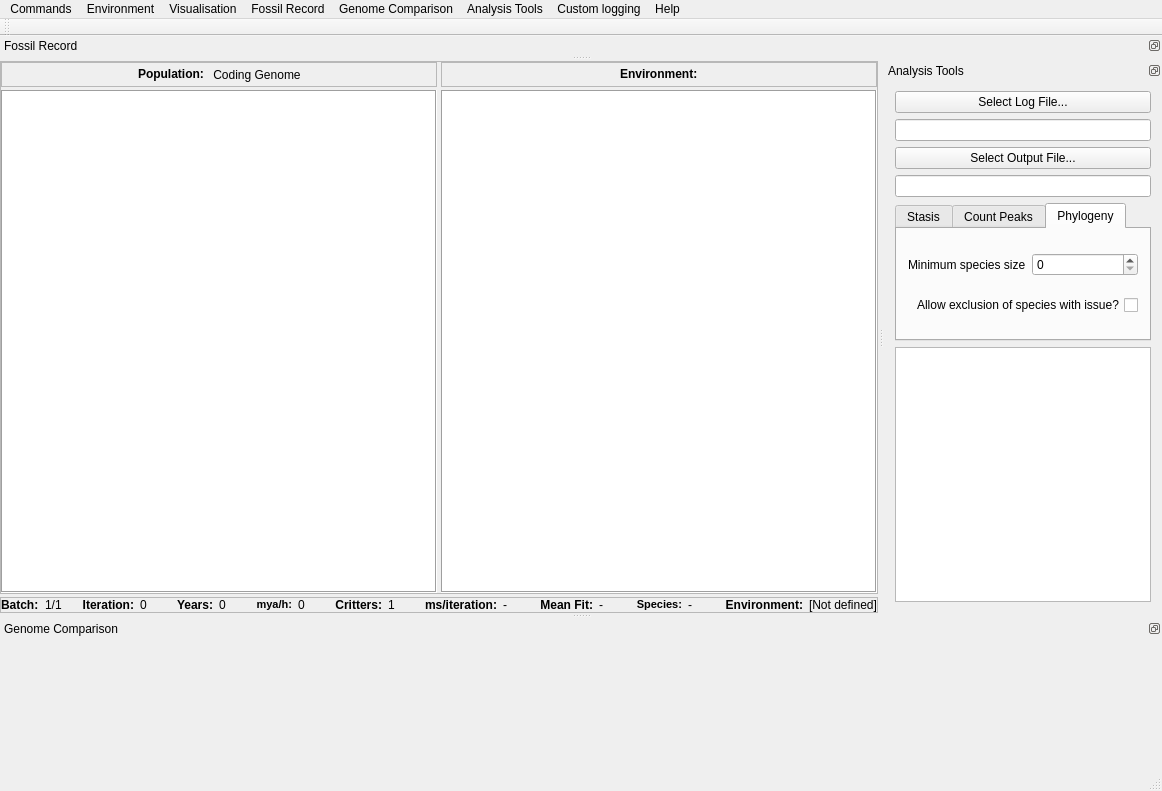
Old version of the form mainwindow.ui in the repository marksutton/EvoSim.
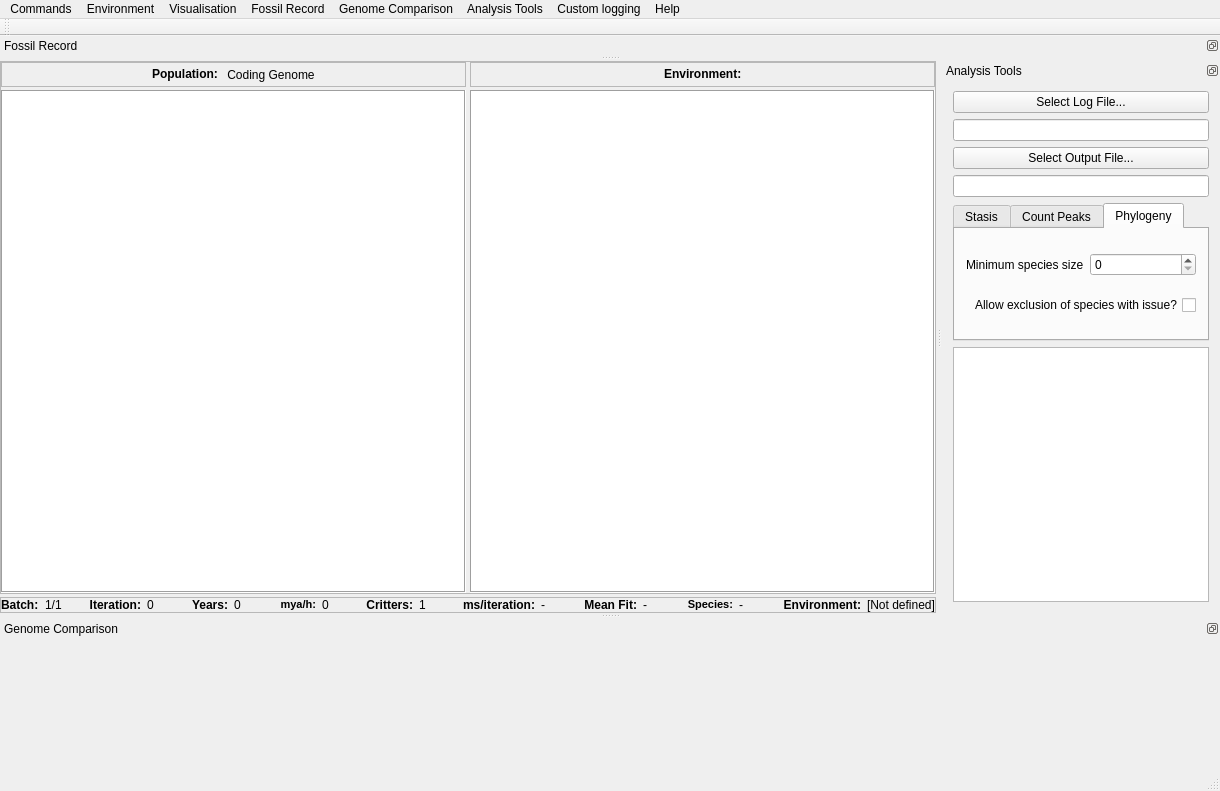
New version of the form.

Commit message: Further fixing of load and save settings

Diff of the .ui file:
```diff
--- a/mainwindow.ui
+++ b/mainwindow.ui
@@ -6,7 +6,7 @@
    <rect>
     <x>0</x>
     <y>0</y>
-    <width>1162</width>
+    <width>1220</width>
     <height>791</height>
    </rect>
   </property>
@@ -799,8 +799,8 @@
     <rect>
      <x>0</x>
      <y>0</y>
-     <width>1162</width>
-     <height>21</height>
+     <width>1220</width>
+     <height>23</height>
     </rect>
    </property>
    <widget class="QMenu" name="menuCommands">
```
Left out of the diff: 12 changed lines with no effect on the pictures. The commit also changes 1 other file.
